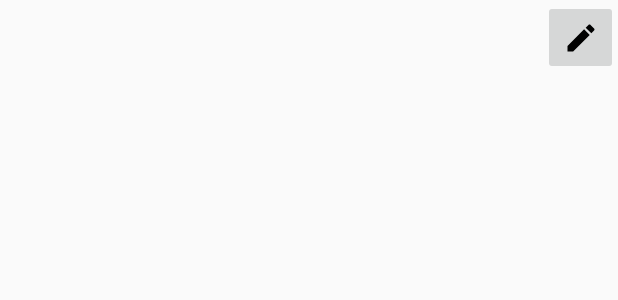
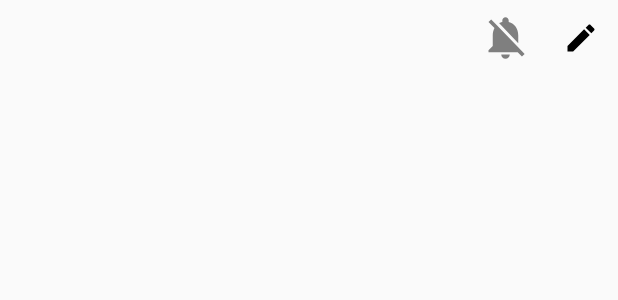
Before and after one commit to tom-mi/kitchen-thermometer-app, an Android app: the layout fragment_alarm.xml on its own in the app's theme, with its tools: preview values and no code run, on a phone screen of 412 x 824 dp. Shown: the top 300 px of the screen. Run offline under Robolectric (Android 15) with nearby library versions, the phone set to English and light mode, and no system bars.

Commit message:
Toggle alarm from main activity

```diff
--- a/app/src/main/java/de/rfnbrgr/kitchenthermometer/AlarmFragment.kt
+++ b/app/src/main/java/de/rfnbrgr/kitchenthermometer/AlarmFragment.kt
@@ -5,6 +5,7 @@ import android.content.*
 import android.os.Bundle
 import android.preference.PreferenceManager
 import android.support.v4.content.LocalBroadcastManager
+import android.util.Log
 import android.view.LayoutInflater
 import android.view.View
 import android.view.ViewGroup
@@ -40,6 +41,11 @@ class AlarmFragment : Fragment(), SharedPreferences.OnSharedPreferenceChangeList
         editAlarmsButton.setOnClickListener {
             startActivity(Intent(this.activity, AlarmSettingsActivity::class.java))
         }
+        toggleAlarmButton.setOnCheckedChangeListener { _, isChecked ->
+            val sharedPref = PreferenceManager.getDefaultSharedPreferences(this.activity)
+            Log.d(javaClass.simpleName, "Setting alarmEnabled=$isChecked due to toggle")
+            sharedPref.edit().putBoolean(getString(R.string.pref_alarm_enabled), isChecked).apply()
+        }
         LocalBroadcastManager.getInstance(activity).registerReceiver(receiver, IntentFilter(HEAT_FRAME_ACTION))
     }
 
@@ -64,6 +70,7 @@ class AlarmFragment : Fragment(), SharedPreferences.OnSharedPreferenceChangeList
         val alarmEnabled = sharedPref.getBoolean(getString(R.string.pref_alarm_enabled), false)
 
         alarmView.setAlarms(lowerLimit, upperLimit, alarmEnabled)
+        toggleAlarmButton.isChecked = alarmEnabled
     }
 
 }
--- a/app/src/main/java/de/rfnbrgr/kitchenthermometer/DeviceClient.kt
+++ b/app/src/main/java/de/rfnbrgr/kitchenthermometer/DeviceClient.kt
@@ -64,7 +64,6 @@ class DeviceClient(private val host: String, private val port: Int,
                     val line = reader.readLine() ?: break
                     val frame = deserialize(line)
                     if (frame != null) {
-                        Log.d(javaClass.simpleName, "${Thread.currentThread().name}: >>>> frame >>>>>")
                         frameCallback(frame)
                     }
                 } catch (e: SocketTimeoutException) {
--- /dev/null
+++ b/app/src/main/res/drawable/ic_alarm_toggle.xml
@@ -0,0 +1,19 @@
+<layer-list xmlns:android="http://schemas.android.com/apk/res/android">
+    <item
+        android:bottom="8dp"
+        android:left="8dp"
+        android:right="8dp"
+        android:top="8dp">
+
+        <selector xmlns:android="http://schemas.android.com/apk/res/android">
+            <item
+                android:drawable="@drawable/ic_notifications_off_black_24dp"
+                android:state_checked="false" />
+
+            <item
+                android:drawable="@drawable/ic_notifications_black_24dp"
+                android:state_checked="true" />
+
+        </selector>
+    </item>
+</layer-list>
--- /dev/null
+++ b/app/src/main/res/drawable/ic_notifications_black_24dp.xml
@@ -0,0 +1,9 @@
+<vector xmlns:android="http://schemas.android.com/apk/res/android"
+        android:width="24dp"
+        android:height="24dp"
+        android:viewportWidth="24.0"
+        android:viewportHeight="24.0">
+    <path
+        android:fillColor="#FF000000"
+        android:pathData="M12,22c1.1,0 2,-0.9 2,-2h-4c0,1.1 0.89,2 2,2zM18,16v-5c0,-3.07 -1.64,-5.64 -4.5,-6.32L13.5,4c0,-0.83 -0.67,-1.5 -1.5,-1.5s-1.5,0.67 -1.5,1.5v0.68C7.63,5.36 6,7.92 6,11v5l-2,2v1h16v-1l-2,-2z"/>
+</vector>
--- /dev/null
+++ b/app/src/main/res/drawable/ic_notifications_off_black_24dp.xml
@@ -0,0 +1,5 @@
+<vector android:height="24dp" android:tint="#7F7F7F"
+    android:viewportHeight="24.0" android:viewportWidth="24.0"
+    android:width="24dp" xmlns:android="http://schemas.android.com/apk/res/android">
+    <path android:fillColor="#FF000000" android:pathData="M20,18.69L7.84,6.14 5.27,3.49 4,4.76l2.8,2.8v0.01c-0.52,0.99 -0.8,2.16 -0.8,3.42v5l-2,2v1h13.73l2,2L21,19.72l-1,-1.03zM12,22c1.11,0 2,-0.89 2,-2h-4c0,1.11 0.89,2 2,2zM18,14.68L18,11c0,-3.08 -1.64,-5.64 -4.5,-6.32L13.5,4c0,-0.83 -0.67,-1.5 -1.5,-1.5s-1.5,0.67 -1.5,1.5v0.68c-0.15,0.03 -0.29,0.08 -0.42,0.12 -0.1,0.03 -0.2,0.07 -0.3,0.11h-0.01c-0.01,0 -0.01,0 -0.02,0.01 -0.23,0.09 -0.46,0.2 -0.68,0.31 0,0 -0.01,0 -0.01,0.01L18,14.68z"/>
+</vector>
--- a/app/src/main/res/layout/fragment_alarm.xml
+++ b/app/src/main/res/layout/fragment_alarm.xml
@@ -13,6 +13,15 @@
         android:layout_weight="1"
         android:padding="8dp" />
 
+    <ToggleButton
+        android:id="@+id/toggleAlarmButton"
+        android:layout_width="50dp"
+        android:layout_height="50dp"
+        android:layout_weight="0"
+        android:background="@drawable/ic_alarm_toggle"
+        android:textOff=""
+        android:textOn="" />
+
     <ImageButton
         android:id="@+id/editAlarmsButton"
         android:layout_width="50dp"
@@ -20,5 +29,6 @@
         android:layout_weight="0"
         android:contentDescription="@string/edit_alarms"
         android:padding="8dp"
+        android:background="@android:color/transparent"
         app:srcCompat="@drawable/ic_edit_black_24dp" />
 </LinearLayout>
--- a/app/src/main/res/values/styles.xml
+++ b/app/src/main/res/values/styles.xml
@@ -15,4 +15,6 @@
         <item name="android:windowNoTitle">true</item>
         <item name="android:background">@color/colorPrimary</item>
     </style>
+
+
 </resources>
```
